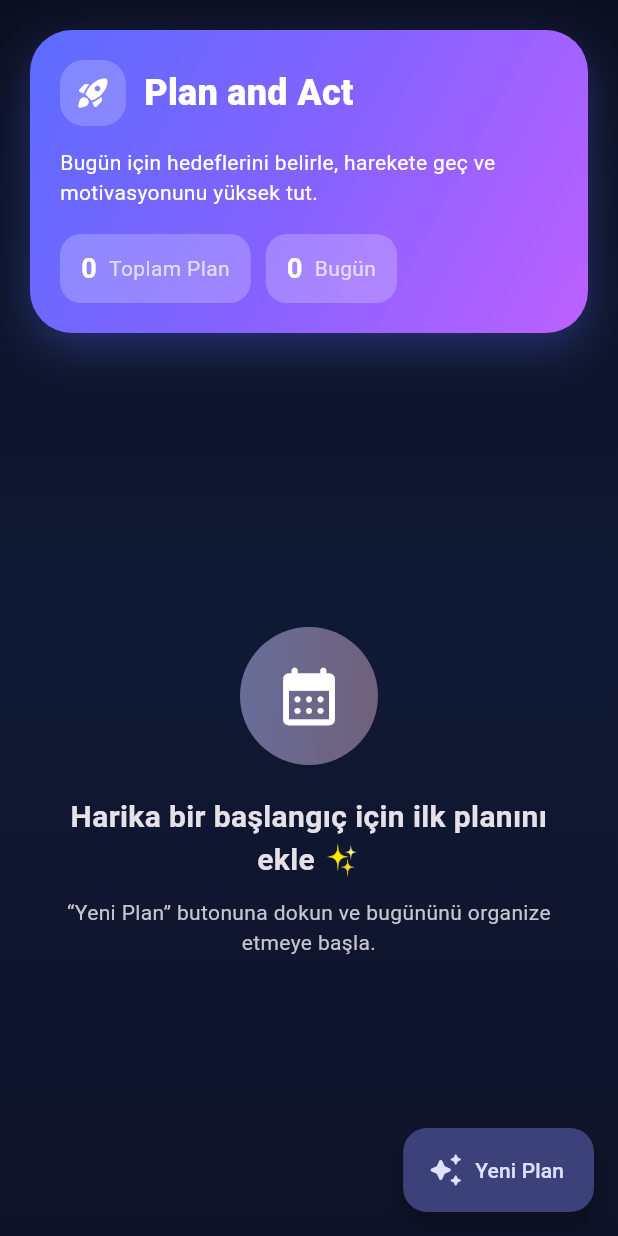
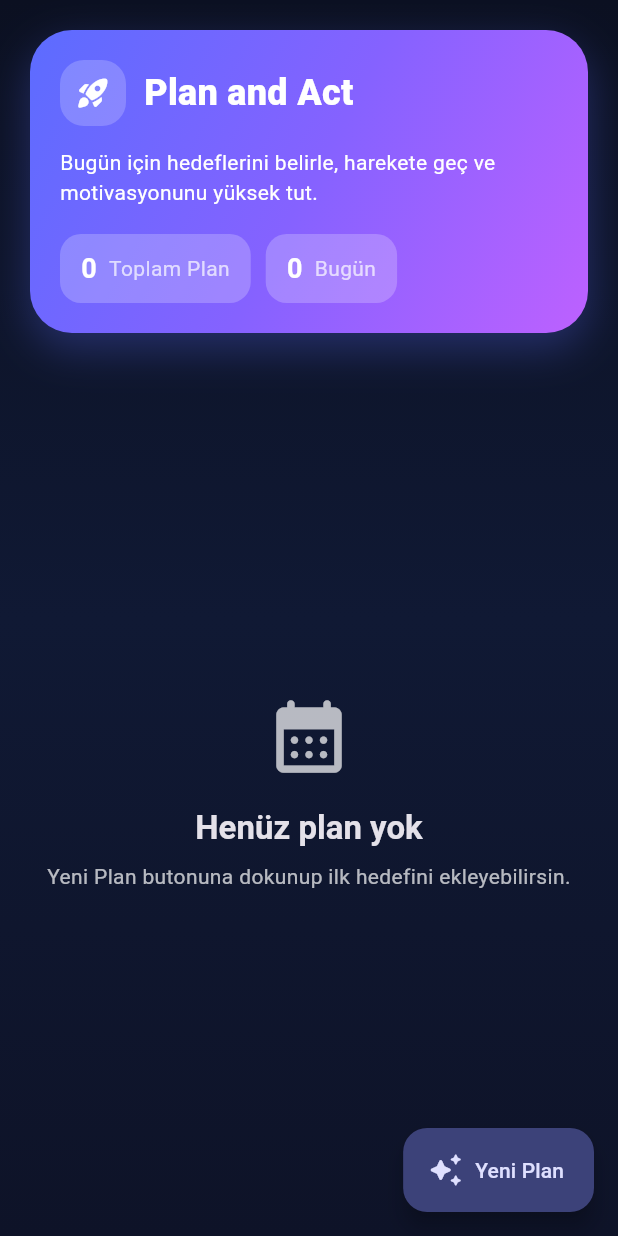
Before and after one commit to Availai/Plan-and-Act, a Flutter app: the screen it shows after launch, on a phone screen of 412 x 824 dp. Run offline on Flutter 3.47's test engine with Material 3 defaults, Android fonts, the light colour scheme and no system bars; our stand-ins replace hive_flutter; accounts and stored records are empty.

Commit message:
Refactor plan persistence with repository and Hive storage

```diff
--- a/lib/core/storage_service.dart
+++ b/lib/core/storage_service.dart
@@ -1,34 +1,14 @@
-import 'package:shared_preferences/shared_preferences.dart';
+import 'package:planandact/features/plan_management/domain/plan_repository.dart';
 import 'package:planandact/features/plan_management/plan_model.dart';
-import 'package:planandact/core/storage_service.dart';
 
+/// Backward-compatible facade.
+/// New code should depend on [PlanRepository] directly.
 class StorageService {
-  static const String _plansKey = 'my_saved_plans';
+  StorageService(this._repository);
 
-  // Planları Kaydet
-  static Future<void> savePlans(List<PlanModel> plans) async {
-    final prefs = await SharedPreferences.getInstance();
+  final PlanRepository _repository;
 
-    // Plan listesini String (Metin) listesine çeviriyoruz
-    List<String> stringPlans = plans.map((plan) => plan.toJson()).toList();
+  Future<void> savePlans(List<PlanModel> plans) => _repository.savePlans(plans);
 
-    await prefs.setStringList(_plansKey, stringPlans);
-  }
-
-  // Planları Oku (Uygulama açıldığında)
-  static Future<List<PlanModel>> loadPlans() async {
-    final prefs = await SharedPreferences.getInstance();
-
-    // Kayıtlı metin listesini al
-    List<String>? stringPlans = prefs.getStringList(_plansKey);
-
-    if (stringPlans == null) {
-      return []; // Hiç kayıt yoksa boş liste dön
-    }
-
-    // Metinleri tekrar PlanModel'e çevirip listele
-    return stringPlans
-        .map((planString) => PlanModel.fromJson(planString))
-        .toList();
-  }
+  Future<List<PlanModel>> loadPlans() => _repository.fetchPlans();
 }
--- /dev/null
+++ b/lib/features/plan_management/domain/plan_repository.dart
@@ -0,0 +1,7 @@
+import 'package:planandact/features/plan_management/plan_model.dart';
+
+abstract class PlanRepository {
+  Future<List<PlanModel>> fetchPlans();
+  Future<void> savePlans(List<PlanModel> plans);
+  Future<void> addPlan(PlanModel plan);
+}
--- a/lib/features/plan_management/home_screen.dart
+++ b/lib/features/plan_management/home_screen.dart
@@ -1,8 +1,9 @@
 import 'package:flutter/material.dart';
-import 'package:planandact/core/storage_service.dart';
+import 'package:provider/provider.dart';
 
 import 'add_plan_sheet.dart';
 import 'plan_model.dart';
+import 'providers/plan_provider.dart';
 
 class HomeScreen extends StatefulWidget {
   const HomeScreen({super.key});
@@ -12,20 +13,11 @@ class HomeScreen extends StatefulWidget {
 }
 
 class _HomeScreenState extends State<HomeScreen> {
-  List<PlanModel> myPlans = [];
-  bool isLoading = true;
-
   @override
   void initState() {
     super.initState();
-    _loadSavedPlans();
-  }
-
-  Future<void> _loadSavedPlans() async {
-    final savedPlans = await StorageService.loadPlans();
-    setState(() {
-      myPlans = savedPlans..sort((a, b) => a.scheduledTime.compareTo(b.scheduledTime));
-      isLoading = false;
+    WidgetsBinding.instance.addPostFrameCallback((_) {
+      context.read<PlanProvider>().loadPlans();
     });
   }
 
@@ -37,12 +29,8 @@ class _HomeScreenState extends State<HomeScreen> {
       builder: (context) => const AddPlanSheet(),
     );
 
-    if (result != null) {
-      setState(() {
-        myPlans.add(result);
-        myPlans.sort((a, b) => a.scheduledTime.compareTo(b.scheduledTime));
-      });
-      await StorageService.savePlans(myPlans);
+    if (result != null && mounted) {
+      await context.read<PlanProvider>().addPlan(result);
     }
   }
 
@@ -50,6 +38,10 @@ class _HomeScreenState extends State<HomeScreen> {
   Widget build(BuildContext context) {
     final theme = Theme.of(context);
     final now = DateTime.now();
+
+    return Consumer<PlanProvider>(
+      builder: (context, planProvider, _) {
+        final myPlans = planProvider.plans;
         final todayCount = myPlans.where((plan) {
           final t = plan.scheduledTime;
           return t.year == now.year && t.month == now.month && t.day == now.day;
@@ -70,10 +62,10 @@ class _HomeScreenState extends State<HomeScreen> {
               ),
             ),
             child: SafeArea(
-          child: isLoading
+              child: planProvider.isLoading
                   ? const Center(child: CircularProgressIndicator())
                   : RefreshIndicator(
-                  onRefresh: _loadSavedPlans,
+                      onRefresh: planProvider.loadPlans,
                       child: CustomScrollView(
                         physics: const BouncingScrollPhysics(),
                         slivers: [
@@ -97,7 +89,11 @@ class _HomeScreenState extends State<HomeScreen> {
                               sliver: SliverList.separated(
                                 itemBuilder: (context, index) {
                                   final plan = myPlans[index];
-                              return _PlanCard(plan: plan, index: index, colorScheme: theme.colorScheme);
+                                  return _PlanCard(
+                                    plan: plan,
+                                    index: index,
+                                    colorScheme: theme.colorScheme,
+                                  );
                                 },
                                 separatorBuilder: (_, _) => const SizedBox(height: 12),
                                 itemCount: myPlans.length,
@@ -108,6 +104,8 @@ class _HomeScreenState extends State<HomeScreen> {
                     ),
             ),
           ),
+        );
+      },
     );
   }
 }
@@ -322,38 +320,29 @@ class _EmptyState extends StatelessWidget {
 
   @override
   Widget build(BuildContext context) {
-    final colorScheme = Theme.of(context).colorScheme;
+    final textTheme = Theme.of(context).textTheme;
 
     return Padding(
-      padding: const EdgeInsets.symmetric(horizontal: 28),
+      padding: const EdgeInsets.symmetric(horizontal: 30),
       child: Column(
         mainAxisAlignment: MainAxisAlignment.center,
         children: [
-          Container(
-            width: 92,
-            height: 92,
-            decoration: BoxDecoration(
-              shape: BoxShape.circle,
-              gradient: LinearGradient(
-                colors: [
-                  colorScheme.primary.withValues(alpha: 0.5),
-                  colorScheme.tertiary.withValues(alpha: 0.45),
-                ],
+          Icon(
+            Icons.calendar_month_rounded,
+            size: 58,
+            color: Colors.white.withValues(alpha: 0.7),
           ),
+          const SizedBox(height: 18),
+          Text(
+            'Henüz plan yok',
+            style: textTheme.titleLarge?.copyWith(fontWeight: FontWeight.w700),
+            textAlign: TextAlign.center,
           ),
-            child: const Icon(Icons.calendar_month_rounded, size: 46),
-          ),
-          const SizedBox(height: 20),
-          const Text(
-            'Harika bir başlangıç için ilk planını ekle ✨',
+          const SizedBox(height: 8),
+          Text(
+            'Yeni Plan butonuna dokunup ilk hedefini ekleyebilirsin.',
+            style: textTheme.bodyMedium?.copyWith(color: Colors.white70, height: 1.4),
             textAlign: TextAlign.center,
-            style: TextStyle(fontSize: 20, fontWeight: FontWeight.w700),
-          ),
-          const SizedBox(height: 10),
-          Text(
-            '“Yeni Plan” butonuna dokun ve bugününü organize etmeye başla.',
-            textAlign: TextAlign.center,
-            style: TextStyle(color: colorScheme.onSurfaceVariant),
           ),
         ],
       ),
--- /dev/null
+++ b/lib/features/plan_management/providers/plan_provider.dart
@@ -0,0 +1,32 @@
+import 'package:flutter/foundation.dart';
+import 'package:planandact/features/plan_management/domain/plan_repository.dart';
+import 'package:planandact/features/plan_management/plan_model.dart';
+
+class PlanProvider extends ChangeNotifier {
+  PlanProvider({required PlanRepository repository}) : _repository = repository;
+
+  final PlanRepository _repository;
+
+  List<PlanModel> _plans = [];
+  bool _isLoading = true;
+
+  List<PlanModel> get plans => List.unmodifiable(_plans);
+  bool get isLoading => _isLoading;
+
+  Future<void> loadPlans() async {
+    _isLoading = true;
+    notifyListeners();
+
+    _plans = await _repository.fetchPlans();
+    _isLoading = false;
+    notifyListeners();
+  }
+
+  Future<void> addPlan(PlanModel plan) async {
+    _plans = [..._plans, plan]
+      ..sort((a, b) => a.scheduledTime.compareTo(b.scheduledTime));
+    notifyListeners();
+
+    await _repository.savePlans(_plans);
+  }
+}
--- a/lib/main.dart
+++ b/lib/main.dart
@@ -1,18 +1,33 @@
 import 'package:flutter/material.dart';
-import 'package:planandact/features/plan_management/home_screen.dart';
+import 'package:provider/provider.dart';
 
-void main() {
-  runApp(const PlanAndActApp());
+import 'features/plan_management/data/hive_plan_repository.dart';
+import 'features/plan_management/data/hive_plan_storage.dart';
+import 'features/plan_management/domain/plan_repository.dart';
+import 'features/plan_management/home_screen.dart';
+import 'features/plan_management/providers/plan_provider.dart';
+
+Future<void> main() async {
+  WidgetsFlutterBinding.ensureInitialized();
+
+  final hiveStorage = await HivePlanStorage.create();
+  final repository = HivePlanRepository(hiveStorage);
+
+  runApp(PlanAndActApp(repository: repository));
 }
 
 class PlanAndActApp extends StatelessWidget {
-  const PlanAndActApp({super.key});
+  const PlanAndActApp({super.key, required this.repository});
+
+  final PlanRepository repository;
 
   @override
   Widget build(BuildContext context) {
     const seedColor = Color(0xFF5C6CFF);
 
-    return MaterialApp(
+    return ChangeNotifierProvider(
+      create: (_) => PlanProvider(repository: repository),
+      child: MaterialApp(
         title: 'Plan and Act',
         debugShowCheckedModeBanner: false,
         themeMode: ThemeMode.dark,
@@ -56,6 +71,7 @@ class PlanAndActApp extends StatelessWidget {
           ),
         ),
         home: const HomeScreen(),
+      ),
     );
   }
 }
--- a/pubspec.yaml
+++ b/pubspec.yaml
@@ -34,7 +34,8 @@ dependencies:
   # The following adds the Cupertino Icons font to your application.
   # Use with the CupertinoIcons class for iOS style icons.
   cupertino_icons: ^1.0.8
-  shared_preferences: ^2.5.5
+  hive_flutter: ^1.1.0
+  provider: ^6.1.5
   flutter_local_notifications: ^21.0.0
   timezone: ^0.11.0
 
```
Also changed, not shown: lib/features/plan_management/data/hive_plan_repository.dart (added, +32 -0 lines), lib/features/plan_management/data/hive_plan_storage.dart (added, +32 -0 lines), lib/features/plan_management/plan_model.dart (+38 -10 lines). Lines whose indentation alone changed are shown as unchanged.
